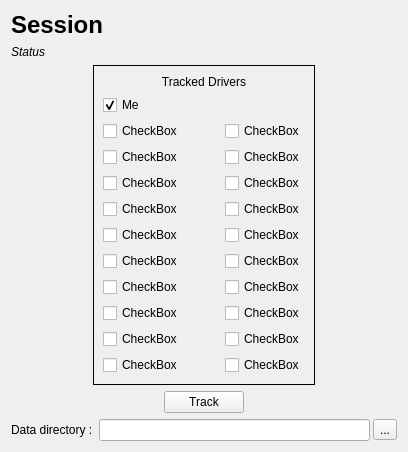
Qt form TrackingWidget.ui (Alex-Rose/PXG_Telemetry_fork) before a commit.
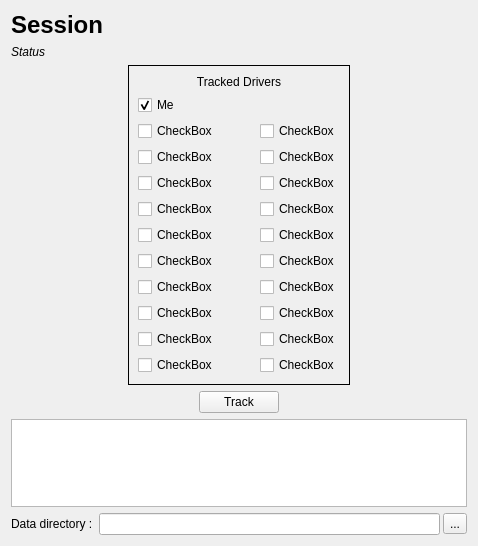
The same form after that commit.

```diff
--- a/TrackingWidget.ui
+++ b/TrackingWidget.ui
@@ -6,8 +6,8 @@
    <rect>
     <x>0</x>
     <y>0</y>
-    <width>408</width>
-    <height>401</height>
+    <width>478</width>
+    <height>546</height>
    </rect>
   </property>
   <property name="windowTitle">
@@ -267,7 +267,7 @@
      </property>
      <property name="sizeHint" stdset="0">
       <size>
-       <width>69</width>
+       <width>104</width>
        <height>20</height>
       </size>
      </property>
@@ -294,12 +294,19 @@
      </property>
      <property name="sizeHint" stdset="0">
       <size>
-       <width>69</width>
+       <width>104</width>
        <height>20</height>
       </size>
      </property>
     </spacer>
    </item>
+   <item row="7" column="0" colspan="3">
+    <widget class="QPlainTextEdit" name="logTextEdit">
+     <property name="readOnly">
+      <bool>true</bool>
+     </property>
+    </widget>
+   </item>
    <item row="1" column="0" colspan="3">
     <widget class="QLabel" name="lblStatus">
      <property name="font">
@@ -312,19 +319,6 @@
      </property>
     </widget>
    </item>
-   <item row="7" column="1">
-    <spacer name="verticalSpacer">
-     <property name="orientation">
-      <enum>Qt::Vertical</enum>
-     </property>
-     <property name="sizeHint" stdset="0">
-      <size>
-       <width>20</width>
-       <height>40</height>
-      </size>
-     </property>
-    </spacer>
-   </item>
   </layout>
  </widget>
  <resources/>
```
